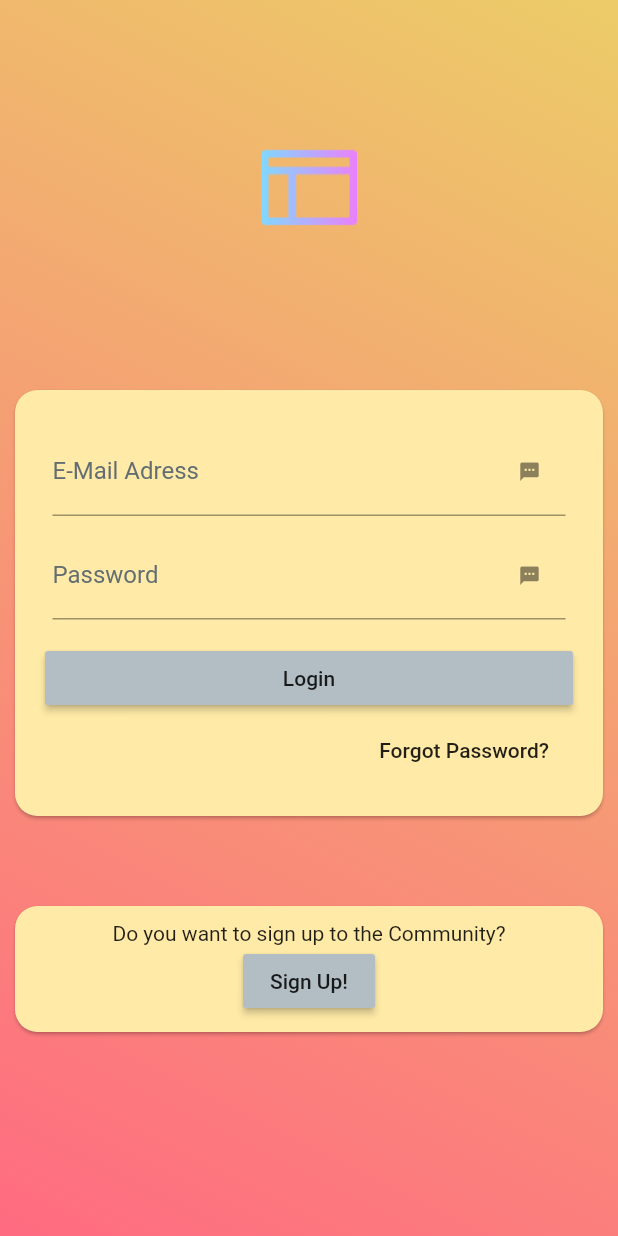
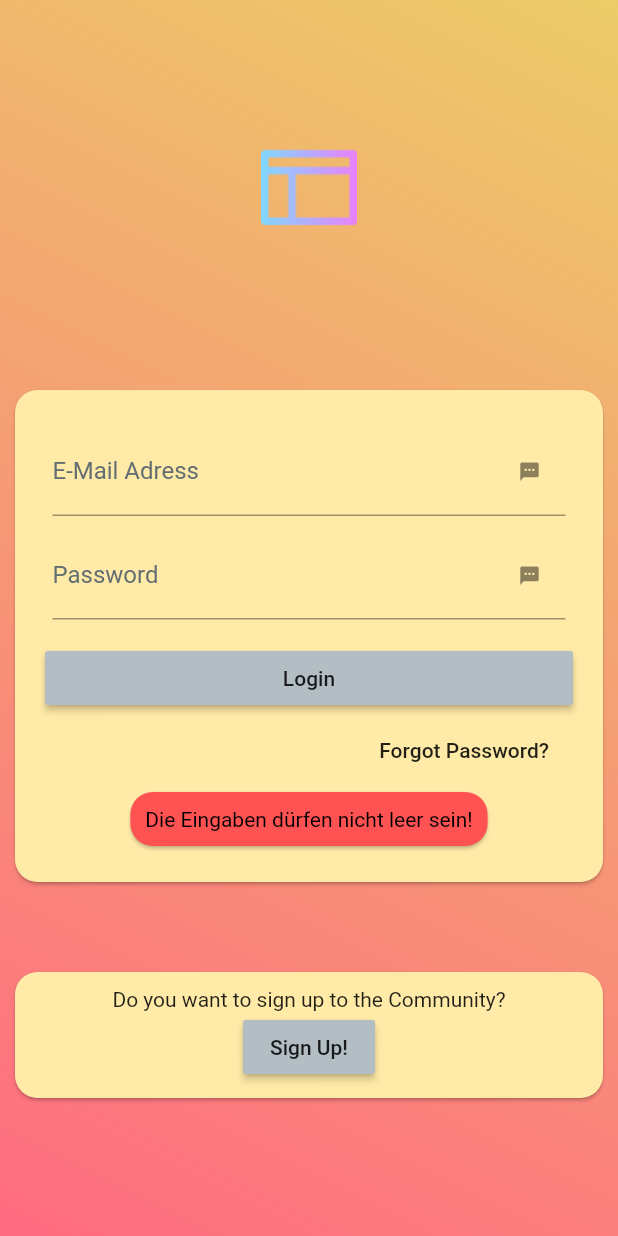
Before and after one commit to Gerrit-Wolf/Flutter-Login-App, a Flutter app: the screen it shows after launch, after a tap on "Login", on a phone screen of 412 x 824 dp. Run offline on Flutter 3.47's test engine with Material 2 defaults, Android fonts, the phone set to English and light mode, and no system bars; our stand-ins replace firebase_auth; accounts and stored records are empty.

Commit message:
Create error handling for login/signup - iteration 1

```diff
--- a/lib/components/InputField.dart
+++ b/lib/components/InputField.dart
@@ -15,9 +15,9 @@ class InputField extends StatelessWidget {
             size: 15.0
         ),
         labelText: title,
-        labelStyle: TextStyle(
+        labelStyle: const TextStyle(
           fontFamily: 'Roboto',
-          color: const Color(0xff636e72),
+          color: Color(0xff636e72),
         ),
       ),
       onChanged: (String changedData) {
--- a/lib/screens/login/components/LoginButton.dart
+++ b/lib/screens/login/components/LoginButton.dart
@@ -2,10 +2,11 @@ import 'package:flutter/material.dart';
 import 'package:test_app/services/AuthService.dart';
 
 class LoginButton extends StatelessWidget {
-  const LoginButton(this.email, this.password);
+  const LoginButton(this.email, this.password, this.checkForLoginErrors);
 
   final String email;
   final String password;
+  final Function checkForLoginErrors;
 
   @override
   Widget build(BuildContext context) {
@@ -13,7 +14,7 @@ class LoginButton extends StatelessWidget {
       child: const Text('Login'),
       color: const Color(0xffb2bec3),
       onPressed: () async {
-        final bool loginSuccess = await AuthService.signIn(email, password);
+        final bool loginSuccess = await AuthService.signIn(email, password, checkForLoginErrors);
 
         if (loginSuccess == true) {
           Navigator.pushNamed(context, '/home');
--- a/lib/screens/login/components/LoginCardContent.dart
+++ b/lib/screens/login/components/LoginCardContent.dart
@@ -11,6 +11,8 @@ class LoginCardContent extends StatefulWidget {
 class LoginCardContentState extends State<LoginCardContent> {
   String email;
   String password;
+  String errorMessage;
+  bool hasError;
 
   @override
   Widget build(BuildContext context) {
@@ -29,12 +31,30 @@ class LoginCardContentState extends State<LoginCardContent> {
               top: 10.0,
             ),
             width: double.infinity,
-            child: LoginButton(email, password)
+            child: LoginButton(email, password, checkForLoginError)
         ),
         Container(
           alignment: Alignment.centerRight,
           child: ForgotPasswordButton(),
         ),
+        Visibility(
+          child: Card(
+            shape: RoundedRectangleBorder(
+              borderRadius: BorderRadius.circular(15.0)
+            ),
+            color: Colors.redAccent,
+            child: Container(
+            padding: const EdgeInsets.all(10),
+            child: Text(
+              errorMessage ?? '',
+              style: TextStyle(
+                color: Colors.black
+              ),
+            )
+          )
+          ),
+          visible: hasError ?? false,
+        )
       ],
     );
   }
@@ -48,4 +68,11 @@ class LoginCardContentState extends State<LoginCardContent> {
       email = data;
     });
   }
+
+  void checkForLoginError(String message) {
+    setState(() {
+      errorMessage = message;
+      hasError = true;
+    });
+  }
 }
--- a/lib/services/AuthService.dart
+++ b/lib/services/AuthService.dart
@@ -1,22 +1,30 @@
 import 'package:firebase_auth/firebase_auth.dart';
 
 class AuthService {
-  static Future<bool> signIn(String email, String password) async {
+  static Future<bool> signIn(String email, String password, Function checkForLoginErrors) async {
     try {
+      if (email == null || password == null || email.isEmpty == true || password.isEmpty) {
+        checkForLoginErrors('Die Eingaben dürfen nicht leer sein!');
+        return false;
+      }
       final FirebaseUser user = await FirebaseAuth.instance.signInWithEmailAndPassword(email: email, password: password);
       return user != null;
     } catch (exception) {
-      print(exception.toString());
+      checkForLoginErrors(exception.message);
     }
     return false;
   }
 
-  static Future<bool> signUp(String email, String password) async {
+  static Future<bool> signUp(String email, String password, Function checkForSignUpErrors) async {
     try {
+      if (email == null || password == null || email.isEmpty == true || password.isEmpty) {
+        checkForSignUpErrors('Die Eingaben dürfen nicht leer sein!');
+        return false;
+      }
       final FirebaseUser user = await FirebaseAuth.instance.createUserWithEmailAndPassword(email: email, password: password);
       return user != null;
     } catch (exception) {
-      print(exception.toString());
+      checkForSignUpErrors(exception.message);
     }
     return false;
   }
```
Also changed, not shown: lib/screens/signUp/components/SignUpCardContent.dart (+28 -1 lines).
